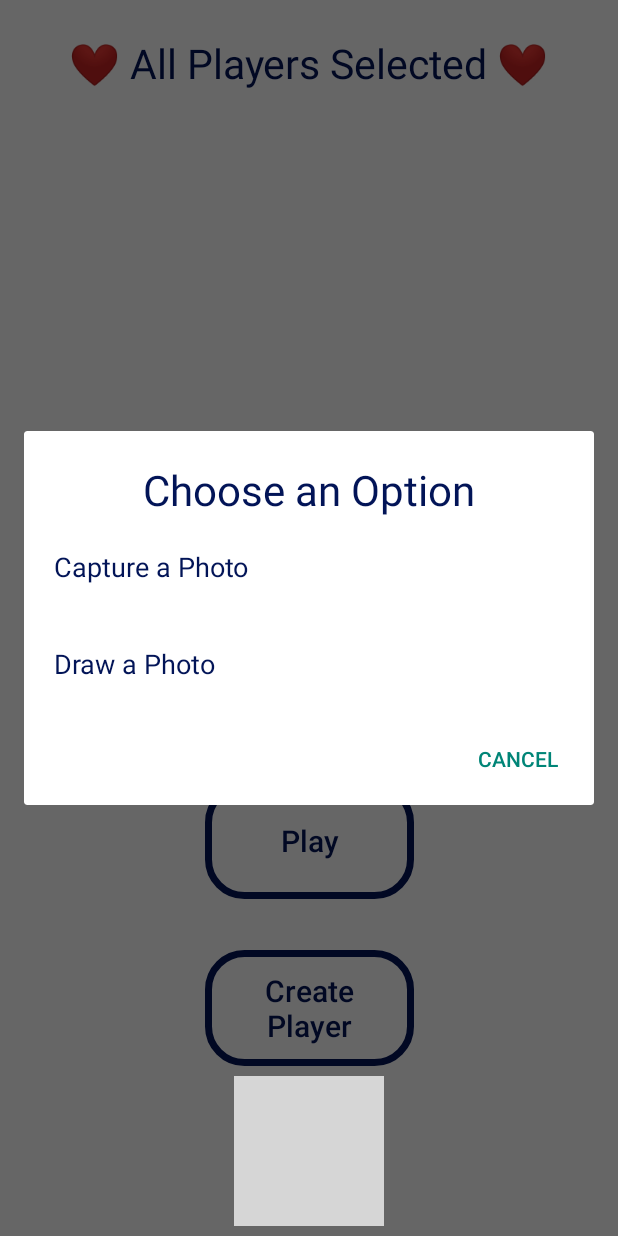
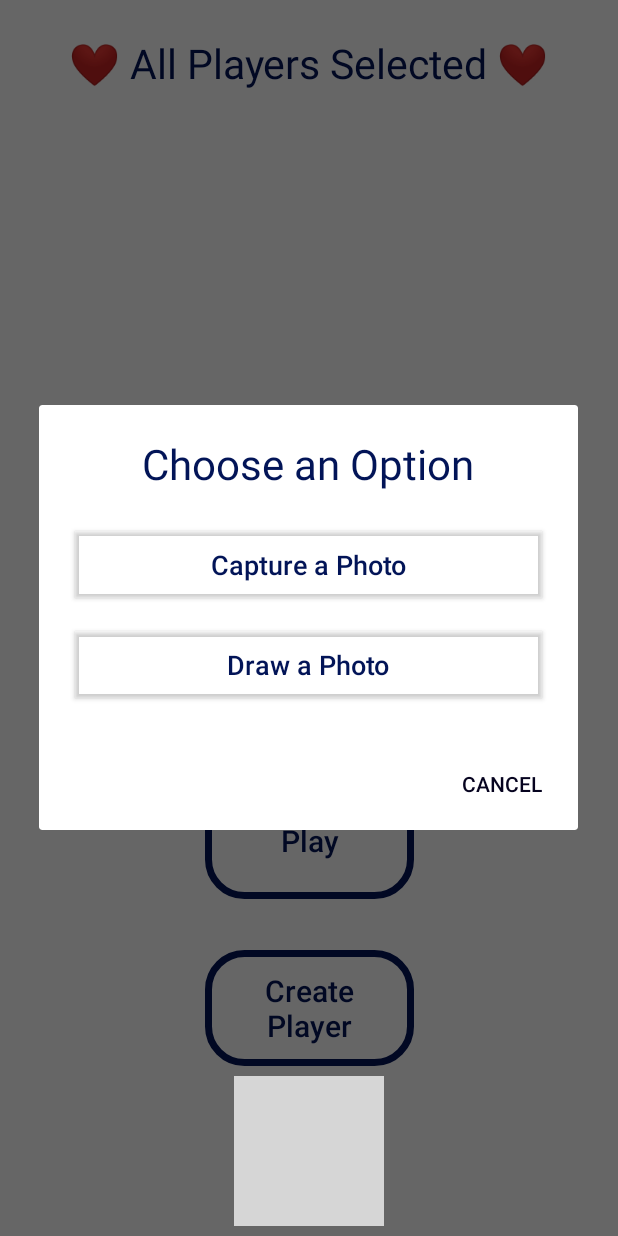
Before and after one commit to JakeyP99/High-To-Low, an Android app: the PlayerModel screen opened directly, with no data from a screen before it, after a tap on an icon or button, on a phone screen of 412 x 824 dp. Run offline under Robolectric (Android 15) with nearby library versions, the phone set to English and light mode, and no system bars; Roboto replaces fonts that are not available here; grey boxes are pictures that could not be loaded.

Commit message:
Edited the playermodel add settings ui

```diff
--- a/app/src/main/java/com/example/countingdowngame/ButtonUtils.java
+++ b/app/src/main/java/com/example/countingdowngame/ButtonUtils.java
@@ -137,9 +137,9 @@ public class ButtonUtils {
         Vibrator vibrator = (Vibrator) mContext.getSystemService(Context.VIBRATOR_SERVICE);
         if (ActivityCompat.checkSelfPermission(mContext, Manifest.permission.VIBRATE) == PackageManager.PERMISSION_GRANTED) {
             if (Build.VERSION.SDK_INT >= Build.VERSION_CODES.O) {
-                vibrator.vibrate(VibrationEffect.createOneShot(200, VibrationEffect.DEFAULT_AMPLITUDE));
+                vibrator.vibrate(VibrationEffect.createOneShot(100, VibrationEffect.DEFAULT_AMPLITUDE));
             } else {
-                vibrator.vibrate(200);
+                vibrator.vibrate(100);
             }
         }
     }
--- a/app/src/main/java/com/example/countingdowngame/PlayerModel.java
+++ b/app/src/main/java/com/example/countingdowngame/PlayerModel.java
@@ -11,6 +11,7 @@ import android.graphics.PorterDuff;
 import android.graphics.Rect;
 import android.os.Bundle;
 import android.provider.MediaStore;
+import android.text.Html;
 import android.text.InputType;
 import android.text.SpannableString;
 import android.text.style.ForegroundColorSpan;
@@ -20,6 +21,7 @@ import android.view.View;
 import android.widget.ArrayAdapter;
 import android.widget.Button;
 import android.widget.EditText;
+import android.widget.LinearLayout;
 import android.widget.ListView;
 import android.widget.TextView;
 import android.widget.Toast;
@@ -114,36 +116,31 @@ public class PlayerModel extends ButtonUtilsActivity {
         LayoutInflater inflater = getLayoutInflater();
 
         View dialogView = inflater.inflate(R.layout.dialog_choose_option, null);
-        TextView titleTextView = dialogView.findViewById(R.id.titleTextView);
-        ListView optionsListView = dialogView.findViewById(R.id.optionsListView);
+        Button capturePhotoButton = dialogView.findViewById(R.id.capturePhotoButton);
+        Button drawPhotoButton = dialogView.findViewById(R.id.drawPhotoButton);
 
-        titleTextView.setTextColor(getResources().getColor(R.color.bluedark));
+        capturePhotoButton.setOnClickListener(v -> {
+            if (ContextCompat.checkSelfPermission(this, Manifest.permission.CAMERA) != PackageManager.PERMISSION_GRANTED) {
+                ActivityCompat.requestPermissions(this, new String[]{Manifest.permission.CAMERA}, CAMERA_PERMISSION_REQUEST_CODE);
+            } else {
+                captureImage();
+            }
+            builder.create().dismiss();
+        });
 
-        CharSequence[] options = {"Capture a Photo", "Draw a Photo"};
-        ArrayAdapter<CharSequence> adapter = new ArrayAdapter<>(this, R.layout.list_item_option_choose_character, options);
-
-        optionsListView.setAdapter(adapter);
+        drawPhotoButton.setOnClickListener(v -> {
+            startDrawingActivity();
+            builder.create().dismiss();
+        });
 
         AlertDialog dialog = builder.setView(dialogView)
-                .setNegativeButton("Cancel", (dialogInterface, which) -> dialogInterface.dismiss())
+                .setNegativeButton(Html.fromHtml("<font color='" + R.color.bluedark + "'>Cancel</font>"), (dialogInterface, which) -> dialogInterface.dismiss())
                 .create();
-
-        optionsListView.setOnItemClickListener((parent, view, position, id) -> {
-            if (position == 0) {
-                if (ContextCompat.checkSelfPermission(this, Manifest.permission.CAMERA) != PackageManager.PERMISSION_GRANTED) {
-                    ActivityCompat.requestPermissions(this, new String[]{Manifest.permission.CAMERA}, CAMERA_PERMISSION_REQUEST_CODE);
-                } else {
-                    captureImage();
-                }
-            } else if (position == 1) {
-                startDrawingActivity();
-            }
-
-            dialog.dismiss();
-        });
 
         dialog.show();
     }
+
+
 
 
     @Override
--- a/app/src/main/java/com/example/countingdowngame/WildCardsAdapter.java
+++ b/app/src/main/java/com/example/countingdowngame/WildCardsAdapter.java
@@ -153,8 +153,6 @@ public abstract class WildCardsAdapter extends RecyclerView.Adapter<WildCardsAda
 
 
                 builder.setCustomTitle(customTitleView);
-                int blueDarkColor = mContext.getResources().getColor(R.color.bluedark);
-
                 LinearLayout layout = new LinearLayout(mContext);
                 layout.setOrientation(LinearLayout.VERTICAL);
 
@@ -176,11 +174,11 @@ public abstract class WildCardsAdapter extends RecyclerView.Adapter<WildCardsAda
 
                 builder.setView(layout);
 
-                builder.setNegativeButton(Html.fromHtml("<font color='" + blueDarkColor + "'>Cancel</font>"), (dialog, which) -> dialog.cancel());
+                builder.setNegativeButton(Html.fromHtml("<font color='" + R.color.bluedark + "'>Cancel</font>"), (dialog, which) -> dialog.cancel());
 
                 ArrayList<WildCardHeadings> wildCardList = new ArrayList<>(Arrays.asList(wildCards));
                 if (wildcard.isDeletable()) {
-                    builder.setNeutralButton(Html.fromHtml("<font color='" + blueDarkColor + "'>Delete</font>"), (dialog, which) -> {
+                    builder.setNeutralButton(Html.fromHtml("<font color='" + R.color.bluedark + "'>Delete</font>"), (dialog, which) -> {
                         wildCardList.remove(getAdapterPosition());
                         wildCards = wildCardList.toArray(new WildCardHeadings[0]);
                         notifyDataSetChanged();
@@ -188,7 +186,7 @@ public abstract class WildCardsAdapter extends RecyclerView.Adapter<WildCardsAda
                     });
                 }
 
-                builder.setPositiveButton(Html.fromHtml("<font color='" + blueDarkColor + "'>OK</font>"), (dialog, which) -> {
+                builder.setPositiveButton(Html.fromHtml("<font color='" + R.color.bluedark + "'>OK</font>"), (dialog, which) -> {
                     String inputText = textInput.getText().toString().trim();
                     if (wildcard.isDeletable() && inputText.isEmpty()) {
                         Toast.makeText(mContext, "The wildcard needs some text, please and thanks!", Toast.LENGTH_SHORT).show();
--- a/app/src/main/res/layout/dialog_choose_option.xml
+++ b/app/src/main/res/layout/dialog_choose_option.xml
@@ -1,10 +1,8 @@
-<!-- dialog_choose_option.xml -->
 <LinearLayout xmlns:android="http://schemas.android.com/apk/res/android"
     android:layout_width="match_parent"
     android:layout_height="wrap_content"
     android:orientation="vertical"
-    android:padding="20dp"
-    android:layout_centerHorizontal="true">
+    android:padding="20dp">
 
     <TextView
         android:id="@+id/titleTextView"
@@ -12,18 +10,36 @@
         android:layout_height="wrap_content"
         android:layout_marginBottom="20dp"
         android:text="Choose an Option"
+        android:textColor="@color/bluedark"
+
         android:textSize="28sp"
         android:textAlignment="center"/>
 
-    <ListView
-        android:id="@+id/optionsListView"
+    <Button
+        android:id="@+id/capturePhotoButton"
         android:layout_width="match_parent"
         android:layout_height="wrap_content"
-        android:divider="@null"
-        android:dividerHeight="40dp"
-        android:layout_gravity="center"
-        android:textAlignment="center"
-        android:gravity="center"
-        />
+        android:text="Capture a Photo"
+        android:textSize="18sp"
+        android:textColor="@color/bluedark"
+        android:backgroundTint="@color/transparent"
+        android:textAllCaps="false"
+        android:paddingVertical="16dp"
+        android:paddingHorizontal="24dp"
+        android:elevation="1dp"
+        android:layout_marginBottom="10dp"/>
+
+    <Button
+        android:id="@+id/drawPhotoButton"
+        android:layout_width="match_parent"
+        android:layout_height="wrap_content"
+        android:text="Draw a Photo"
+        android:textAllCaps="false"
+        android:textSize="18sp"
+        android:textColor="@color/bluedark"
+        android:backgroundTint="@color/transparent"
+        android:paddingVertical="16dp"
+        android:paddingHorizontal="24dp"
+        android:elevation="4dp"/>
 
 </LinearLayout>
```
